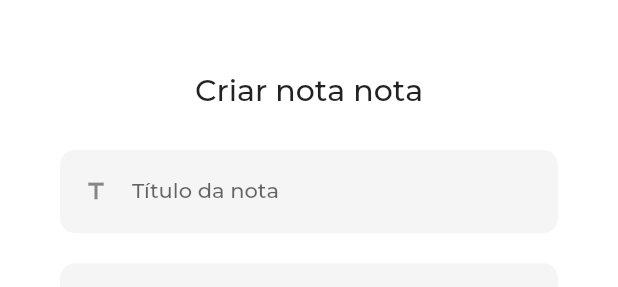
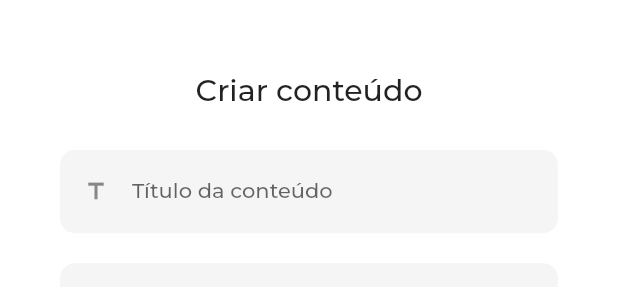
Before and after one commit to lulugonn/see_later_app, a Flutter app: the ContentForm widget shown alone on an empty page, opened directly, on a phone screen of 412 x 824 dp. Shown: the top 287 px of the screen. Run offline on Flutter 3.47's test engine with Material 2 defaults, Android fonts, the phone set to English and light mode, and no system bars; our stand-ins replace dio, flutter_secure_storage, flutter_svg; accounts and stored records are empty; network calls fail; project files that could hold a hidden picture were left out.

Commit message:
feat(content): update names

```diff
--- a/lib/api/api_service.dart
+++ b/lib/api/api_service.dart
@@ -64,7 +64,7 @@ class APIService {
       dio.options.headers["Authorization"] = "Bearer $token";
       final response = await dio.post('$url/content', data: requestModel.toJson());
       if(response.statusCode == 201){
-         return 'Nota criada com sucesso!';
+         return 'Conteúdo criado com sucesso!';
       }
       return null;
     }on DioException catch (e) {
--- a/lib/models/content_model.dart
+++ b/lib/models/content_model.dart
@@ -1,11 +1,9 @@
 class ContentModel {
-  int? id;
   String? title;
   String? url;
   String? notes;
 
   ContentModel({
-    this.id,
      this.title,
      this.url,
      this.notes,
@@ -13,7 +11,6 @@ class ContentModel {
 
   factory ContentModel.fromJson(Map<String, dynamic> json) {
     return ContentModel(
-      id: json['id'] as int?,
       title: json['title'] as String?,
       url: json['url'] as String?,
       notes: json['notes'] as String?,
--- a/lib/screens/home/home.dart
+++ b/lib/screens/home/home.dart
@@ -36,7 +36,7 @@ class _HomeState extends State<Home> {
         backgroundColor: Global.white,
         floatingActionButton: FloatingActionButton(
           backgroundColor: Global.mediumBlue,
-          tooltip: 'Criar nova nota',
+          tooltip: 'Criar novo conteúdo',
           onPressed: () {
             showModalBottomSheet(
               context: context,
--- a/lib/screens/home/widgets/content_form.dart
+++ b/lib/screens/home/widgets/content_form.dart
@@ -34,14 +34,14 @@ class _ContentFormState extends State<ContentForm> {
                     const Padding(
                       padding: EdgeInsets.all(8.0),
                       child: Text(
-                        'Criar nota nota',
+                        'Criar conteúdo',
                         style: TextStyle(fontSize: 20),
                       ),
                     ),
                     Padding(
                       padding: const EdgeInsets.only(top: 20.0, bottom: 20.0),
                       child: TextFieldWidget(
-                        hintText: 'Título da nota',
+                        hintText: 'Título da conteúdo',
                         obscureText: false,
                         prefixIconData: Icons.title,
                         onChanged: (value) {
@@ -81,7 +81,7 @@ class _ContentFormState extends State<ContentForm> {
                         title: 'Salvar',
                         hasBorder: false,
                         onTap: () {
-                          _salvarNota();
+                          _salvarConteudo();
                         }),
                   ],
                 ),
@@ -89,12 +89,12 @@ class _ContentFormState extends State<ContentForm> {
 
   }
 
-   void _salvarNota() async {
+   void _salvarConteudo() async {
     try {
       AlertDialogService().showLoader(context);
       await APIService().registerContent(order);
       AlertDialogService().closeLoader(context);
-      AlertDialogService().showAlertDefault(context, 'Atenção!','Nota criada com sucesso!');
+      AlertDialogService().showAlertDefault(context, 'Atenção!','Conteúdo criada com sucesso!');
       // Navigator.of(context).push(MaterialPageRoute(builder: (context) {
       //   return const Home();
       // }));
--- a/lib/screens/register/register.dart
+++ b/lib/screens/register/register.dart
@@ -65,8 +65,8 @@ class _RegisterState extends State<Register> {
                 top: 250.0, left: 30.0, right: 30.0, bottom: 30.0),
             child: Form(
               key: globalFormKey,
-              child: Column(
-                mainAxisAlignment: MainAxisAlignment.center,
+              child: Center(
+                child: ListView(
                   children: <Widget>[
                     TextFieldWidget(
                       hintText: 'Nome',
@@ -150,6 +150,7 @@ class _RegisterState extends State<Register> {
                 ),
               ),
             ),
+          ),
         ],
       ),
     );
```
Also changed, not shown: 3 other files. Lines whose indentation alone changed are shown as unchanged.
